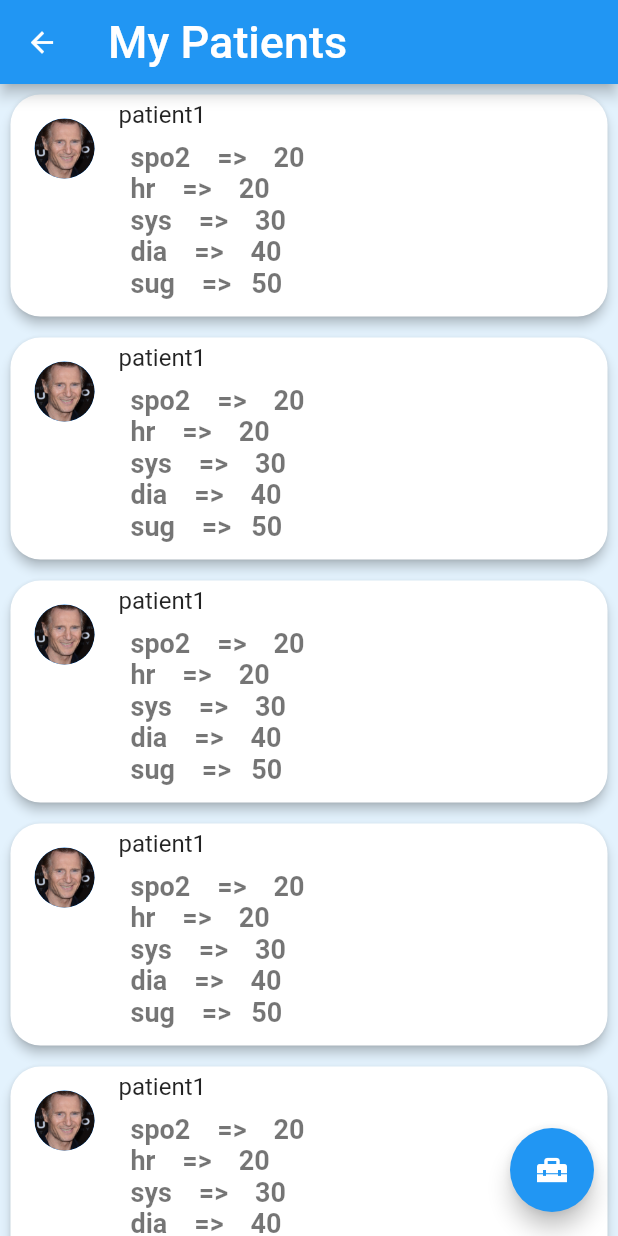
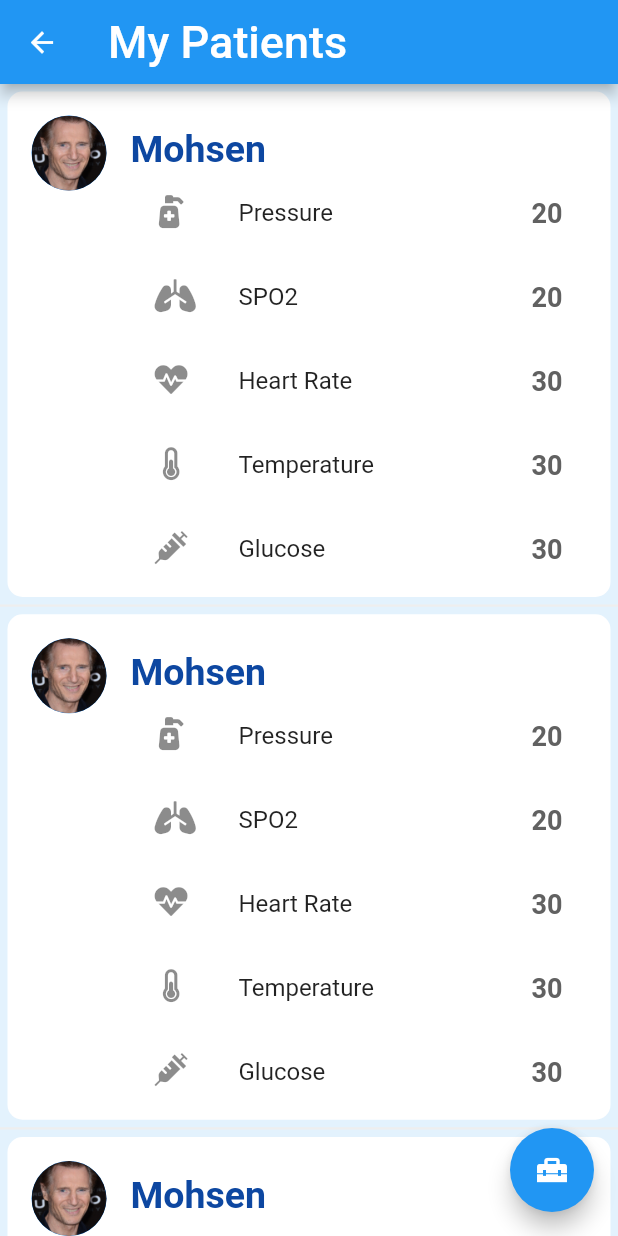
Before and after one commit to AhmedEzz00/samrt-vitals, a Flutter app: the DoctorHomeScreen screen opened directly, on a phone screen of 412 x 824 dp. Run offline on Flutter 3.47's test engine with Material 2 defaults, Android fonts, the phone set to English and light mode, and no system bars; our stand-ins replace flutter_bluetooth_serial, flutter_svg, font_awesome_flutter, lottie, outline_gradient_button.

Commit message:
home page doctor screen 31/10/2021

```diff
--- a/lib/models/patient models/vitals_models.dart
+++ b/lib/models/patient models/vitals_models.dart
@@ -1,13 +1,11 @@
-import 'package:flutter/cupertino.dart';
-
 class VitalsModels {
   final text;
   final id;
   final icon;
   final screenName;
 
-  VitalsModels(
-    {this.screenName,
+  VitalsModels({
+    this.screenName,
     this.icon,
     this.text,
     this.id,
--- a/lib/screens/doctor screens/doctor_home_ screen.dart
+++ b/lib/screens/doctor screens/doctor_home_ screen.dart
@@ -1,5 +1,7 @@
 import 'package:flutter/material.dart';
 import 'package:flutter/widgets.dart';
+import 'package:font_awesome_flutter/font_awesome_flutter.dart';
+import '../../themes.dart';
 
 class DoctorHomeScreen extends StatefulWidget {
   @override
@@ -41,46 +43,66 @@ class _DoctorHomeScreenState extends State<DoctorHomeScreen> {
           ),
         ),
       ),
-      body: Column(
-        children: [
-          Expanded(
-            child: ListView.builder(
+      body: ListView.separated(
         itemBuilder: (context, index) {
           return Padding(
-                  padding: const EdgeInsets.all(3.0),
-                  child: Card(
-                    elevation: 3,
+            padding: const EdgeInsets.all(5.0),
+            child: ListTile(
+              tileColor: Colors.white,
               shape: RoundedRectangleBorder(
-                        borderRadius: BorderRadius.circular(20)),
-                    child: ListTile(
+                  borderRadius: BorderRadius.circular(10)),
               onTap: () {},
-                      title: Text('patient1'),
               subtitle: Padding(
-                        padding: const EdgeInsets.all(8.0),
+                padding: const EdgeInsets.only(top: 20.0),
                 child: Column(
-                          crossAxisAlignment: CrossAxisAlignment.start,
+                  crossAxisAlignment: CrossAxisAlignment.baseline,
+                  textBaseline: TextBaseline.alphabetic,
                   mainAxisSize: MainAxisSize.min,
                   children: [
-                            Text('spo2    =>    20'),
-                            Text('hr    =>    20'),
-                            Text('sys    =>    30'),
-                            Text('dia    =>    40'),
-                            Text('sug    =>   50'),
+                    Text(
+                      'Mohsen',
+                      style: MyThemes.lightTheme.textTheme.headline3,
+                    ),
+                    ListTile(
+                      leading: Icon(FontAwesomeIcons.pumpMedical),
+                      title: Text('Pressure'),
+                      trailing: Text('20'),
+                    ),
+                    ListTile(
+                      leading: Icon(FontAwesomeIcons.lungs),
+                      title: Text('SPO2'),
+                      trailing: Text('20'),
+                    ),
+                    ListTile(
+                      leading: Icon(FontAwesomeIcons.heartbeat),
+                      title: Text('Heart Rate'),
+                      trailing: Text('30'),
+                    ),
+                    ListTile(
+                      leading: Icon(FontAwesomeIcons.thermometerHalf),
+                      title: Text('Temperature '),
+                      trailing: Text('30'),
+                    ),
+                    ListTile(
+                      leading: Icon(FontAwesomeIcons.syringe),
+                      title: Text('Glucose'),
+                      trailing: Text('30'),
+                    ),
                   ],
                 ),
               ),
               leading: CircleAvatar(
-                        backgroundImage:
-                            AssetImage('assets/images/profile.png'),
-                      ),
+                radius: 25,
+                backgroundImage: AssetImage('assets/images/profile.png'),
               ),
             ),
           );
         },
         itemCount: 20,
+        separatorBuilder: (context, index) => Container(
+          height: 1.5,
+          color: Colors.grey[200],
         ),
-          ),
-        ],
       ),
       floatingActionButton: FloatingActionButton(
         onPressed: () {
--- a/lib/screens/doctor screens/doctor_main_screen.dart
+++ b/lib/screens/doctor screens/doctor_main_screen.dart
@@ -1,7 +1,7 @@
 import 'package:flutter/material.dart';
 import 'package:flutter/painting.dart';
 import 'package:flutter_svg/flutter_svg.dart';
-import 'package:smart_vitals/screens/doctor%20screens/settings_screen.dart';
+import '../doctor%20screens/settings_screen.dart';
 
 import 'doctor_home_ screen.dart';
 import 'doctor_profie_screen.dart';
@@ -57,7 +57,7 @@ class _DoctortMainScreenState extends State<DoctorMainScreen> {
                 ),
               ),
             ),
-             BottomNavigationBarItem(
+            BottomNavigationBarItem(
               label: 'settings',
               icon: SvgPicture.asset('assets/images/settings.svg',
                   color: Colors.grey[100], height: deviceSize.height * 0.04),
--- a/lib/screens/historyScreen.dart
+++ b/lib/screens/historyScreen.dart
@@ -1,7 +1,6 @@
 import 'package:flutter/material.dart';
 import 'package:font_awesome_flutter/font_awesome_flutter.dart';
-import 'package:smart_vitals/themes.dart';
-import 'package:font_awesome_flutter/font_awesome_flutter.dart';
+import '../themes.dart';
 
 class HistoryScreen extends StatelessWidget {
   @override
--- a/lib/screens/login screen.dart
+++ b/lib/screens/login screen.dart
@@ -1,6 +1,6 @@
 import 'package:flutter/material.dart';
-import 'package:smart_vitals/screens/doctor%20screens/doctor_main_screen.dart';
-import 'package:smart_vitals/screens/patient%20screens/main%20screens/patient_main_screen.dart';
+import 'doctor%20screens/doctor_main_screen.dart';
+import 'patient%20screens/main%20screens/patient_main_screen.dart';
 
 class LoginScreen extends StatefulWidget {
   const LoginScreen({Key? key}) : super(key: key);
--- a/lib/screens/patient screens/main screens/patient_main_screen.dart
+++ b/lib/screens/patient screens/main screens/patient_main_screen.dart
@@ -7,7 +7,7 @@ import 'patient_profile_screen.dart';
 import 'settings_screen.dart';
 
 class PatientMainScreen extends StatefulWidget {
-  static const screenName= 'PatientMainScreen';
+  static const screenName = 'PatientMainScreen';
   const PatientMainScreen({Key? key}) : super(key: key);
 
   @override
@@ -23,7 +23,7 @@ class _PatientMainScreenState extends State<PatientMainScreen> {
   }
 
   static const List<Widget> _screens = [
-    patientProfile(),
+    PatientProfile(),
     PatientHomeScreen(),
     SettingsScreen()
   ];
--- a/lib/screens/patient screens/vitals screens/patient_blood_pressure_and_glucose_screen.dart
+++ b/lib/screens/patient screens/vitals screens/patient_blood_pressure_and_glucose_screen.dart
@@ -1,8 +1,8 @@
 import 'package:flutter/material.dart';
 import 'package:provider/provider.dart';
-import 'package:smart_vitals/providers/bluetooth_provider.dart';
-import 'package:smart_vitals/widgets/patient%20widgets/circular_button_widget.dart';
-import 'package:smart_vitals/widgets/patient%20widgets/titled_space_widget.dart';
+import '../../../providers/bluetooth_provider.dart';
+import '../../../widgets/patient%20widgets/circular_button_widget.dart';
+import '../../../widgets/patient%20widgets/titled_space_widget.dart';
 
 class BloodPressureAndGlucoseScreen extends StatelessWidget {
   const BloodPressureAndGlucoseScreen({Key? key}) : super(key: key);
--- a/lib/screens/patient screens/vitals screens/patient_rate_doctor_screen.dart
+++ b/lib/screens/patient screens/vitals screens/patient_rate_doctor_screen.dart
@@ -1,8 +1,8 @@
 import 'package:flutter/material.dart';
 import 'package:provider/provider.dart';
-import 'package:smart_vitals/providers/bluetooth_provider.dart';
-import 'package:smart_vitals/widgets/patient%20widgets/circular_button_widget.dart';
-import 'package:smart_vitals/widgets/patient%20widgets/titled_space_widget.dart';
+import '../../../providers/bluetooth_provider.dart';
+import '../../../widgets/patient%20widgets/circular_button_widget.dart';
+import '../../../widgets/patient%20widgets/titled_space_widget.dart';
 
 class RateDoctorScreen extends StatelessWidget {
   const RateDoctorScreen({Key? key}) : super(key: key);
```
Also changed, not shown: lib/main.dart (+15 -17 lines), lib/screens/doctor screens/doctor_profie_screen.dart (+3 -68 lines), lib/screens/patient screens/main screens/patient_home_screen.dart (+11 -11 lines), lib/screens/patient screens/main screens/patient_profile_screen.dart (+5 -6 lines), lib/screens/patient screens/vitals screens/patient_Connection_screen.dart (+10 -8 lines), lib/screens/patient screens/vitals screens/patient_ecg_screen.dart (+4 -4 lines), lib/screens/patient screens/vitals screens/patient_heart_rate_screen.dart (+6 -4 lines), lib/screens/patient screens/vitals screens/patient_oxygen_screen.dart (+6 -4 lines), lib/screens/patient screens/vitals screens/patient_temprature_screen.dart (+6 -3 lines), lib/widgets/doctor widgets/doctor_info_widget.dart (added, +73 -0 lines), lib/widgets/patient widgets/bluetooth_device_item_widget.dart (+4 -4 lines), lib/widgets/patient widgets/circular_button_widget.dart (+5 -6 lines). Lines whose indentation alone changed are shown as unchanged.
